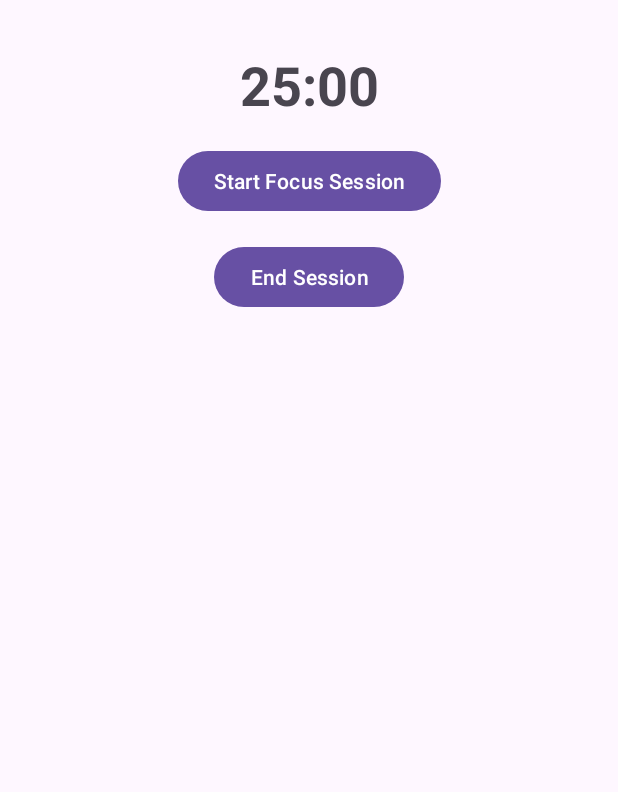
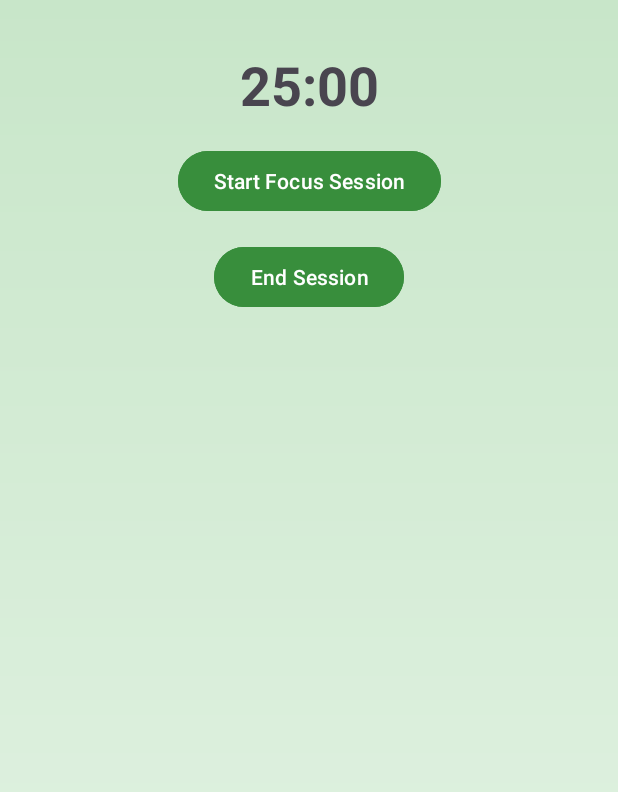
Before and after one commit to KawalGohil/HabitGarden, an Android app: the FocusTimerActivity screen opened directly, with no data from a screen before it, on a phone screen of 412 x 824 dp. Shown: the top 792 px of the screen. Run offline under Robolectric (Android 15) with nearby library versions, the phone set to English and light mode, and no system bars.

Commit message:
Some finishing touches

```diff
--- a/app/src/main/res/drawable/habit_background.xml
+++ b/app/src/main/res/drawable/habit_background.xml
@@ -2,11 +2,9 @@
 <shape xmlns:android="http://schemas.android.com/apk/res/android"
     android:shape="rectangle">
 <gradient
-    android:startColor="#B2D86F"
-    android:endColor="#A8DADF"
-    android:type="radial"
-    android:gradientRadius="2700"
-    android:centerX="0.5"
-    android:centerY="0.8"
+    android:angle="90"
+    android:startColor="#E8F5E9"
+    android:endColor="#C8E6C9"
+    android:type="linear"
     />
 </shape>
--- a/app/src/main/res/layout/activity_focus_timer.xml
+++ b/app/src/main/res/layout/activity_focus_timer.xml
@@ -4,7 +4,8 @@
     xmlns:app="http://schemas.android.com/apk/res-auto"
     android:id="@+id/focusTimer"
     android:layout_width="match_parent"
-    android:layout_height="match_parent">
+    android:layout_height="match_parent"
+    android:background="@drawable/habit_background">
 
     <!-- Timer Display -->
     <TextView
@@ -25,6 +26,7 @@
         android:layout_width="wrap_content"
         android:layout_height="wrap_content"
         android:text="Start Focus Session"
+        android:backgroundTint="#388E3C"
         app:layout_constraintTop_toBottomOf="@id/txtTimer"
         app:layout_constraintStart_toStartOf="parent"
         app:layout_constraintEnd_toEndOf="parent"
@@ -36,6 +38,7 @@
         android:layout_width="wrap_content"
         android:layout_height="wrap_content"
         android:text="End Session"
+        android:backgroundTint="#388E3C"
         app:layout_constraintTop_toBottomOf="@id/btnStartTimer"
         app:layout_constraintStart_toStartOf="parent"
         app:layout_constraintEnd_toEndOf="parent"
--- a/app/src/main/res/layout/activity_habit_creation.xml
+++ b/app/src/main/res/layout/activity_habit_creation.xml
@@ -4,7 +4,8 @@
     xmlns:app="http://schemas.android.com/apk/res-auto"
     android:id="@+id/habit"
     android:layout_width="match_parent"
-    android:layout_height="match_parent">
+    android:layout_height="match_parent"
+    android:background="@drawable/habit_background">
 
     <!-- Habit Name Input -->
     <EditText
@@ -24,6 +25,7 @@
         android:layout_width="wrap_content"
         android:layout_height="wrap_content"
         android:text="Save Habit"
+        android:backgroundTint="#388E3C"
         app:layout_constraintTop_toBottomOf="@id/editHabitName"
         app:layout_constraintStart_toStartOf="parent"
         app:layout_constraintEnd_toEndOf="parent"
--- a/app/src/main/res/layout/activity_main.xml
+++ b/app/src/main/res/layout/activity_main.xml
@@ -14,6 +14,7 @@
        android:text="Habit Garden"
        android:textSize="24sp"
        android:textStyle="bold"
+       android:textColor="#1B5E20"
        app:layout_constraintTop_toTopOf="parent"
        app:layout_constraintStart_toStartOf="parent"
        app:layout_constraintEnd_toEndOf="parent"
@@ -24,6 +25,7 @@
        android:layout_width="wrap_content"
        android:layout_height="wrap_content"
        android:text="Add Habit"
+       android:backgroundTint="#388E3C"
        app:layout_constraintTop_toBottomOf="@id/txtHeading"
        app:layout_constraintStart_toStartOf="parent"
        app:layout_constraintEnd_toEndOf="parent"
@@ -34,6 +36,7 @@
        android:layout_width="wrap_content"
        android:layout_height="wrap_content"
        android:text="Start Focus Session"
+       android:backgroundTint="#388E3C"
        app:layout_constraintTop_toBottomOf="@id/btnAddHabit"
        app:layout_constraintStart_toStartOf="parent"
        app:layout_constraintEnd_toEndOf="parent"
@@ -43,11 +46,12 @@
        android:id="@+id/recyclerViewHabits"
        android:layout_width="match_parent"
        android:layout_height="250dp"
-       android:background="#A8F3F3"
+       android:background="@android:color/transparent"
        app:layout_constraintTop_toBottomOf="@id/btnStartFocus"
        app:layout_constraintStart_toStartOf="parent"
        app:layout_constraintEnd_toEndOf="parent"
        android:layout_marginTop="16dp" />
+
    <ImageView
        android:id="@+id/plantImageView"
        android:layout_width="200dp"
```
Also changed, not shown: app/src/main/res/drawable/recycler_item_background.xml (added, +15 -0 lines), app/src/main/res/layout/habit_item.xml (+9 -3 lines).
